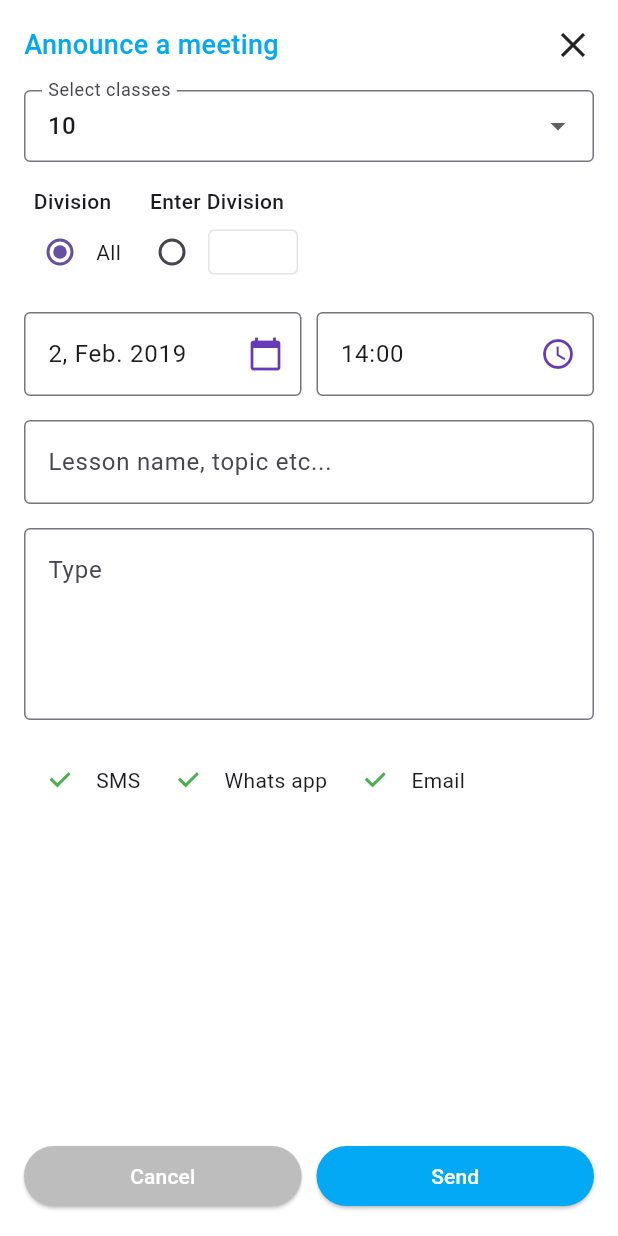
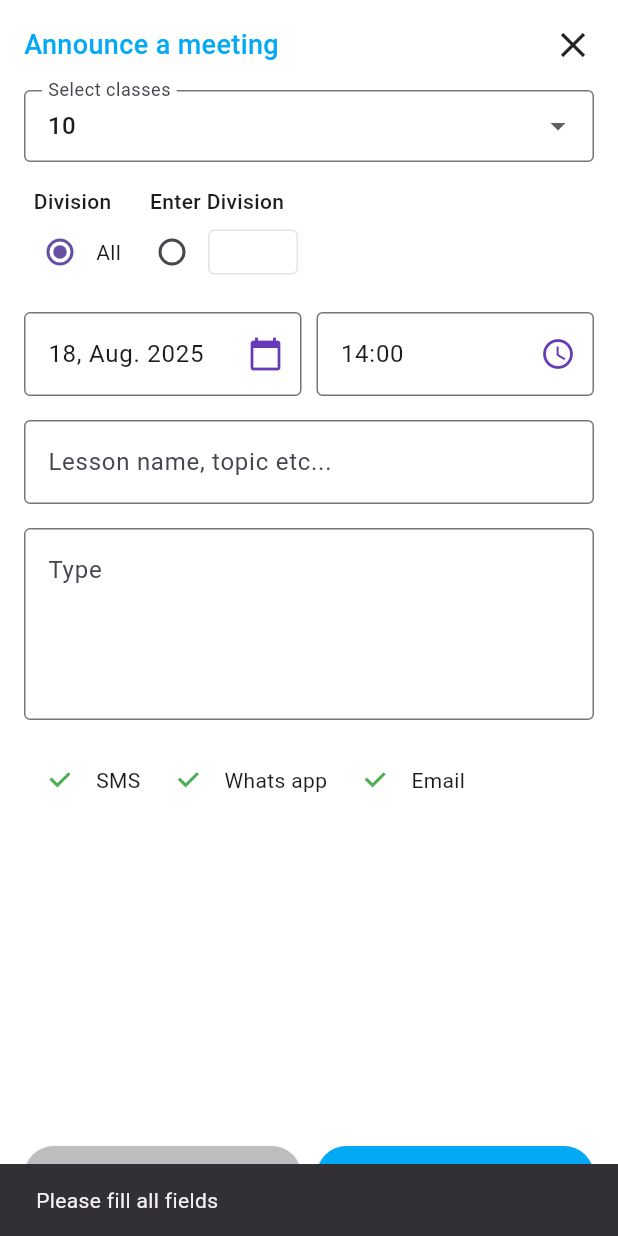
Before and after one commit to Sathiya-Developer007/EDLive-SchoolApp, a Flutter app: the AnnounceMeetingPage screen opened directly, after a tap on "Send", on a phone screen of 412 x 824 dp. Run offline on Flutter 3.47's test engine with Material 3 defaults, Android fonts, the phone set to English and light mode, and no system bars; our stand-ins replace flutter_svg, qr_flutter, shared_preferences; accounts and stored records are empty.

Commit message:
Teacher PTA Announcement Page API section connected POST /api/pta/meetings Create a new PTA meeting

```diff
--- a/lib/screens/students/student_food_page.dart
+++ b/lib/screens/students/student_food_page.dart
@@ -86,7 +86,7 @@ class _StudentFoodPageState extends State<StudentFoodPage> {
                     "< Back",
                     style: TextStyle(
                       fontSize: 16,
-                      fontWeight: FontWeight.w500,
+                      fontWeight: FontWeight.normal,
                       color: Colors.black,
                     ),
                   ),
@@ -378,7 +378,7 @@ class FoodTile extends StatelessWidget {
             child: Text(
               title,
               style: const TextStyle(
-                  fontSize: 16, fontWeight: FontWeight.bold),
+                  fontSize: 16, fontWeight: FontWeight.bold,color: Color(0xFF2E3192)),
             ),
           ),
           Text(
--- a/lib/screens/students/student_menu_drawer.dart
+++ b/lib/screens/students/student_menu_drawer.dart
@@ -90,15 +90,23 @@ class _StudentMenuDrawerState extends State<StudentMenuDrawer> {
                           selectedIndex = index;
                         });
 
-                        if (item['label'] == 'Logout') {
-                          final prefs = await SharedPreferences.getInstance();
-                          await prefs.remove('auth_token');
-                          Navigator.pushNamedAndRemoveUntil(
-                            context,
-                            '/',
-                            (route) => false,
-                          );
-                        } else if (item['label'] == 'Timetable') {
+
+if (item['label'] == 'Logout') {
+    // 1. Clear ALL cached data (not just auth_token)
+  final prefs = await SharedPreferences.getInstance();
+  await prefs.clear(); // Clear everything instead of just 'auth_token'
+
+  // 2. Reset any state management (e.g., Provider, Riverpod, GetX)
+  // Example: If using Provider/Riverpod
+  // context.read<AuthProvider>().logout();
+
+  // 3. Navigate to login and COMPLETELY reset the navigation stack
+  Navigator.pushNamedAndRemoveUntil(
+    context,
+    '/', // Ensure this is your login route
+    (route) => false,
+  );}
+ else if (item['label'] == 'Timetable') {
                           final prefs = await SharedPreferences.getInstance();
                           final year =
                               prefs.getString('academic_year') ?? '2024-2025';
--- a/lib/screens/teachers/teacher_pta_announce_meeting.dart
+++ b/lib/screens/teachers/teacher_pta_announce_meeting.dart
@@ -1,4 +1,7 @@
+import 'dart:convert';
 import 'package:flutter/material.dart';
+import 'package:http/http.dart' as http;
+import 'package:shared_preferences/shared_preferences.dart';
 
 class AnnounceMeetingPage extends StatefulWidget {
   const AnnounceMeetingPage({Key? key}) : super(key: key);
@@ -10,7 +13,7 @@ class AnnounceMeetingPage extends StatefulWidget {
 class _AnnounceMeetingPageState extends State<AnnounceMeetingPage> {
   String? selectedClass = '10';
   bool isAllDivision = true;
-  DateTime selectedDate = DateTime(2019, 2, 2);
+  DateTime selectedDate = DateTime.now();
   TimeOfDay selectedTime = const TimeOfDay(hour: 14, minute: 0);
 
   bool sendSMS = true;
@@ -20,6 +23,8 @@ class _AnnounceMeetingPageState extends State<AnnounceMeetingPage> {
   final TextEditingController divisionController = TextEditingController();
   final TextEditingController subjectController = TextEditingController();
   final TextEditingController descriptionController = TextEditingController();
+
+  bool isLoading = false;
 
   @override
   Widget build(BuildContext context) {
@@ -59,8 +64,7 @@ class _AnnounceMeetingPageState extends State<AnnounceMeetingPage> {
                   contentPadding: EdgeInsets.symmetric(horizontal: 12),
                 ),
                 items: ["8", "9", "10"]
-                    .map((e) =>
-                        DropdownMenuItem(value: e, child: Text(e)))
+                    .map((e) => DropdownMenuItem(value: e, child: Text(e)))
                     .toList(),
                 onChanged: (val) {
                   setState(() {
@@ -74,13 +78,13 @@ class _AnnounceMeetingPageState extends State<AnnounceMeetingPage> {
               Row(
                 crossAxisAlignment: CrossAxisAlignment.center,
                 children: [
-    // First option: Division
                   Column(
                     mainAxisSize: MainAxisSize.min,
                     children: [
                       const Text(
                         "Division",
-          style: TextStyle(fontSize: 14, fontWeight: FontWeight.w500),
+                        style: TextStyle(
+                            fontSize: 14, fontWeight: FontWeight.w500),
                       ),
                       Row(
                         mainAxisSize: MainAxisSize.min,
@@ -99,16 +103,14 @@ class _AnnounceMeetingPageState extends State<AnnounceMeetingPage> {
                       ),
                     ],
                   ),
-
-    const SizedBox(width: 10), // reduced spacing
-
-    // Second option: Enter Division
+                  const SizedBox(width: 10),
                   Column(
                     mainAxisSize: MainAxisSize.min,
                     children: [
                       const Text(
                         "Enter Division",
-          style: TextStyle(fontSize: 14, fontWeight: FontWeight.w500),
+                        style: TextStyle(
+                            fontSize: 14, fontWeight: FontWeight.w500),
                       ),
                       Row(
                         mainAxisSize: MainAxisSize.min,
@@ -124,27 +126,26 @@ class _AnnounceMeetingPageState extends State<AnnounceMeetingPage> {
                           ),
                           SizedBox(
                             width: 60,
-  height: 30, // Increased height
+                            height: 30,
                             child: TextField(
                               controller: divisionController,
                               enabled: !isAllDivision,
                               textAlign: TextAlign.center,
                               decoration: const InputDecoration(
-      isDense: false, // allows taller height
-      contentPadding: EdgeInsets.symmetric(vertical: 8),
+                                isDense: false,
+                                contentPadding:
+                                    EdgeInsets.symmetric(vertical: 8),
                                 border: OutlineInputBorder(),
                               ),
                             ),
-)
-
-
+                          ),
                         ],
                       ),
                     ],
                   ),
                 ],
-)
-,    const SizedBox(height: 16),
+              ),
+              const SizedBox(height: 16),
 
               // Date & Time
               Row(
@@ -215,15 +216,15 @@ class _AnnounceMeetingPageState extends State<AnnounceMeetingPage> {
                   Checkbox(
                     value: sendSMS,
                     onChanged: (val) => setState(() => sendSMS = val!),
-      fillColor: WidgetStateProperty.all(Colors.white), // background
-      checkColor: Colors.green, // tick color
+                    fillColor: MaterialStateProperty.all(Colors.white),
+                    checkColor: Colors.green,
                   ),
                   const Text("SMS"),
                   const SizedBox(width: 8),
                   Checkbox(
                     value: sendWhatsApp,
                     onChanged: (val) => setState(() => sendWhatsApp = val!),
-      fillColor: WidgetStateProperty.all(Colors.white),
+                    fillColor: MaterialStateProperty.all(Colors.white),
                     checkColor: Colors.green,
                   ),
                   const Text("Whats app"),
@@ -231,15 +232,13 @@ class _AnnounceMeetingPageState extends State<AnnounceMeetingPage> {
                   Checkbox(
                     value: sendEmail,
                     onChanged: (val) => setState(() => sendEmail = val!),
-      fillColor: WidgetStateProperty.all(Colors.white),
+                    fillColor: MaterialStateProperty.all(Colors.white),
                     checkColor: Colors.green,
                   ),
                   const Text("Email"),
                 ],
               ),
               const Spacer(),
-
-
 
               // Buttons
               Row(
@@ -250,7 +249,10 @@ const Spacer(),
                         backgroundColor: Colors.grey.shade400,
                       ),
                       onPressed: () => Navigator.pop(context),
-                      child: const Text("Cancel", style: TextStyle(color: Colors.white),),
+                      child: const Text(
+                        "Cancel",
+                        style: TextStyle(color: Colors.white),
+                      ),
                     ),
                   ),
                   const SizedBox(width: 10),
@@ -259,10 +261,14 @@ const Spacer(),
                       style: ElevatedButton.styleFrom(
                         backgroundColor: Colors.lightBlue,
                       ),
-                      onPressed: () {
-                        // Send meeting logic here
-                      },
-                      child: const Text("Send", style: TextStyle(color: Colors.white),),
+                      onPressed: isLoading ? null : _sendMeeting,
+                      child: isLoading
+                          ? const CircularProgressIndicator(
+                              color: Colors.white)
+                          : const Text(
+                              "Send",
+                              style: TextStyle(color: Colors.white),
+                            ),
                     ),
                   ),
                 ],
@@ -318,4 +324,61 @@ const Spacer(),
       });
     }
   }
+
+  Future<void> _sendMeeting() async {
+    if (subjectController.text.isEmpty || descriptionController.text.isEmpty) {
+      ScaffoldMessenger.of(context).showSnackBar(
+        const SnackBar(content: Text("Please fill all fields")),
+      );
+      return;
     }
+
+    setState(() => isLoading = true);
+
+    try {
+      final prefs = await SharedPreferences.getInstance();
+      final token = prefs.getString('auth_token') ?? '';
+
+      final url = Uri.parse(
+          "http://schoolmanagement.canadacentral.cloudapp.azure.com:5000/api/pta/meetings");
+
+      final body = jsonEncode({
+        "title": subjectController.text,
+        "description": descriptionController.text,
+        "date":
+            "${selectedDate.year}-${selectedDate.month.toString().padLeft(2, '0')}-${selectedDate.day.toString().padLeft(2, '0')}",
+        "time":
+            "${selectedTime.hour.toString().padLeft(2, '0')}:${selectedTime.minute.toString().padLeft(2, '0')}",
+        "class_ids": [int.parse(selectedClass!)],
+        "include_all_sections": isAllDivision,
+      });
+
+      final response = await http.post(
+        url,
+        headers: {
+          "Content-Type": "application/json",
+          "Authorization": "Bearer $token",
+        },
+        body: body,
+      );
+
+      if (response.statusCode == 201) {
+        ScaffoldMessenger.of(context).showSnackBar(
+          const SnackBar(content: Text("Meeting created successfully")),
+        );
+        Navigator.pop(context);
+      } else {
+        ScaffoldMessenger.of(context).showSnackBar(
+          SnackBar(
+              content:
+                  Text("Error: ${response.statusCode} ${response.body}")),
+        );
+      }
+    } catch (e) {
+      ScaffoldMessenger.of(context)
+          .showSnackBar(SnackBar(content: Text("Error: $e")));
+    } finally {
+      setState(() => isLoading = false);
+    }
+  }
+}
```
Lines whose indentation alone changed are shown as unchanged.
